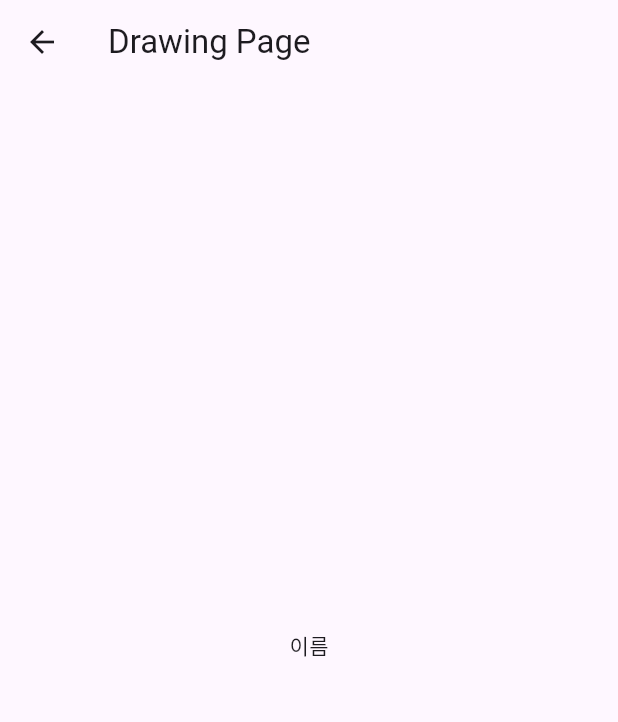
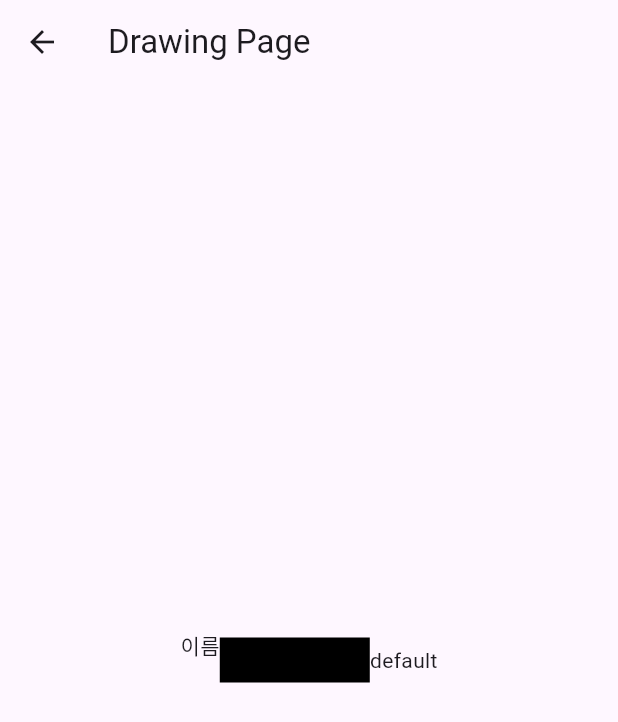
Before and after one commit to sjml2002/flutterFirebase, a Flutter app: the screen it shows after launch, after a tap on "로그인하기", on a phone screen of 412 x 824 dp. Shown: the top 722 px of the screen. Run offline on Flutter 3.47's test engine with Material 3 defaults, Android fonts, the phone set to English and light mode, and no system bars; network calls fail.

Commit message:
flutter <-> websocket 간 연결 완료

```diff
--- a/lib/drawing.dart
+++ b/lib/drawing.dart
@@ -1,4 +1,5 @@
 import 'package:flutter/material.dart';
+import 'package:web_socket_channel/web_socket_channel.dart';
 
 class DrawPage extends StatefulWidget {
   final String name;
@@ -9,11 +10,22 @@ class DrawPage extends StatefulWidget {
 }
 
 class _DrawPageState extends State<DrawPage> {
+  late final WebSocketChannel channel;
+
+  @override
+  void initState() {
+    super.initState();
+    final uri = Uri.parse("ws://192.168.200.126:4343"); //자신의 컴퓨터 ip주소로 해야함
+    channel = WebSocketChannel.connect(uri);
+    channel.ready;
+    channel.sink.add(widget.name);
+  }
+
   @override
   Widget build(BuildContext context) {
     return Scaffold(
       appBar: AppBar(
-        title: Text("Drawing Page"),
+        title: const Text("Drawing Page"),
       ),
       body: Center(
         child: Row(
@@ -25,6 +37,17 @@ class _DrawPageState extends State<DrawPage> {
             Text(
               widget.name,
             ),
+            Container(
+              color: Colors.black,
+              width: 100,
+              height: 30,
+            ),
+            StreamBuilder(
+              stream: channel.stream,
+              builder: (context, snapshot) {
+                return Text(snapshot.hasData ? '${snapshot.data}' : 'default');
+              }
+            )
             // submit 버튼 만듭시다
           ],
         ),
--- a/lib/main.dart
+++ b/lib/main.dart
@@ -67,7 +67,7 @@ class _MyHomePageState extends State<MyHomePage> {
             Container(
                 child: ElevatedButton(
               style: ElevatedButton.styleFrom(
-                primary: Colors.blue,
+                backgroundColor: Colors.red,
               ),
               onPressed: gotoDrawPage,
               child: const SizedBox(
--- a/pubspec.yaml
+++ b/pubspec.yaml
@@ -34,6 +34,8 @@ dependencies:
   # The following adds the Cupertino Icons font to your application.
   # Use with the CupertinoIcons class for iOS style icons.
   cupertino_icons: ^1.0.2
+  web_socket_channel: ^2.4.4
+  socket_io_client: ^2.0.0-beta.2
 
 dev_dependencies:
   flutter_test:
@@ -44,7 +46,7 @@ dev_dependencies:
   # activated in the `analysis_options.yaml` file located at the root of your
   # package. See that file for information about deactivating specific lint
   # rules and activating additional ones.
-  flutter_lints: ^1.0.0
+  flutter_lints: ^3.0.2
 
 # For information on the generic Dart part of this file, see the
 # following page: https://dart.dev/tools/pub/pubspec
```
Also changed, not shown: pubspec.lock, 12 other files.
